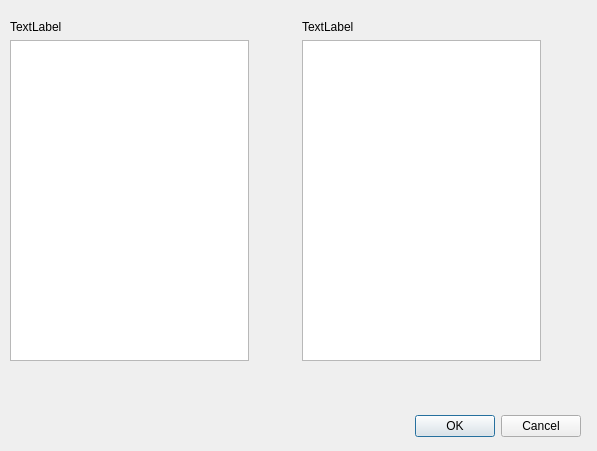
The window that plugins/textshape/dialogs/TableOfContentsStyleConfigure.ui (KDE/krita) describes before a commit, drawn with Qt 5.
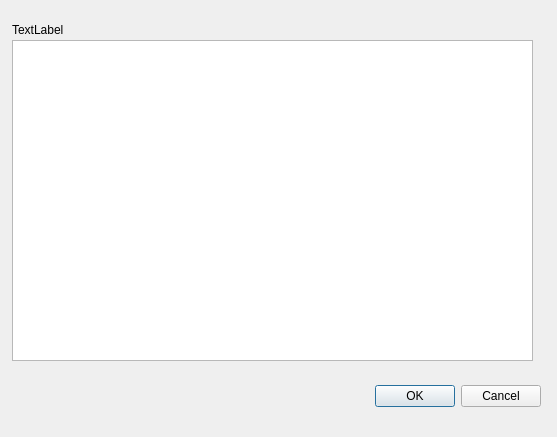
The same window after the commit.

Commit message: Update to ToC configure GUI

The edit to the form file:
```diff
--- a/plugins/textshape/dialogs/TableOfContentsStyleConfigure.ui
+++ b/plugins/textshape/dialogs/TableOfContentsStyleConfigure.ui
@@ -6,8 +6,8 @@
    <rect>
     <x>0</x>
     <y>0</y>
-    <width>597</width>
-    <height>451</height>
+    <width>557</width>
+    <height>437</height>
    </rect>
   </property>
   <property name="windowTitle">
@@ -16,8 +16,8 @@
   <widget class="QDialogButtonBox" name="buttonBox">
    <property name="geometry">
     <rect>
-     <x>240</x>
-     <y>410</y>
+     <x>200</x>
+     <y>380</y>
      <width>341</width>
      <height>32</height>
     </rect>
@@ -29,71 +29,28 @@
     <set>QDialogButtonBox::Cancel|QDialogButtonBox::Ok</set>
    </property>
   </widget>
-  <widget class="QWidget" name="verticalLayoutWidget">
+  <widget class="QTableView" name="tableView">
    <property name="geometry">
     <rect>
-     <x>10</x>
-     <y>20</y>
-     <width>531</width>
-     <height>341</height>
+     <x>12</x>
+     <y>40</y>
+     <width>521</width>
+     <height>321</height>
     </rect>
    </property>
-   <layout class="QVBoxLayout" name="verticalLayout_2">
-    <item>
-     <layout class="QGridLayout" name="gridLayout">
-      <item row="0" column="0">
-       <widget class="QLabel" name="stylesAvailableLabel">
-        <property name="text">
-         <string>TextLabel</string>
-        </property>
-       </widget>
-      </item>
-      <item row="1" column="3">
-       <layout class="QGridLayout" name="gridLayout_2">
-        <item row="1" column="0">
-         <widget class="QTreeView" name="treeView"/>
-        </item>
-       </layout>
-      </item>
-      <item row="0" column="3">
-       <widget class="QLabel" name="tocLevels">
-        <property name="text">
-         <string>TextLabel</string>
-        </property>
-       </widget>
-      </item>
-      <item row="1" column="2">
-       <spacer name="horizontalSpacer">
-        <property name="orientation">
-         <enum>Qt::Horizontal</enum>
-        </property>
-        <property name="sizeHint" stdset="0">
-         <size>
-          <width>40</width>
-          <height>20</height>
-         </size>
-        </property>
-       </spacer>
-      </item>
-      <item row="1" column="0">
-       <widget class="QListWidget" name="listWidget"/>
-      </item>
-      <item row="1" column="1">
-       <spacer name="horizontalSpacer_3">
-        <property name="orientation">
-         <enum>Qt::Horizontal</enum>
-        </property>
-        <property name="sizeHint" stdset="0">
-         <size>
-          <width>40</width>
-          <height>20</height>
-         </size>
-        </property>
-       </spacer>
-      </item>
-     </layout>
-    </item>
-   </layout>
+   +  </widget>
+  <widget class="QLabel" name="stylesAvailableLabel">
+   <property name="geometry">
+    <rect>
+     <x>12</x>
+     <y>22</y>
+     <width>511</width>
+     <height>16</height>
+    </rect>
+   </property>
+   <property name="text">
+    <string>TextLabel</string>
+   </property>
   </widget>
  </widget>
  <resources/>
```
The commit also changes 23 other files.
